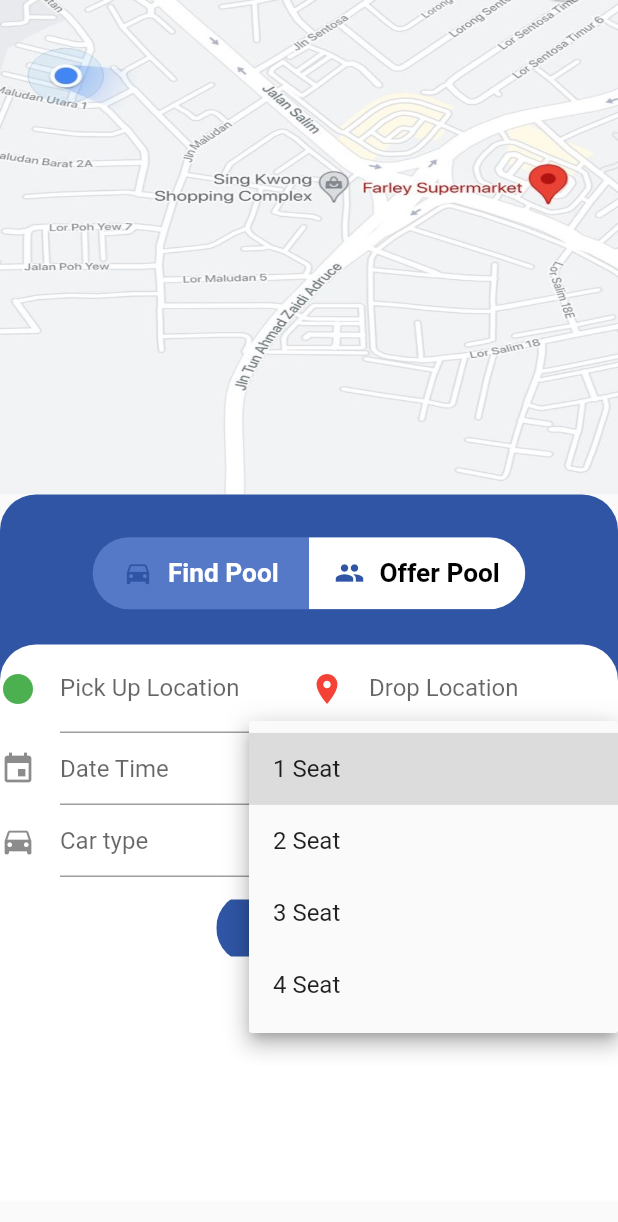
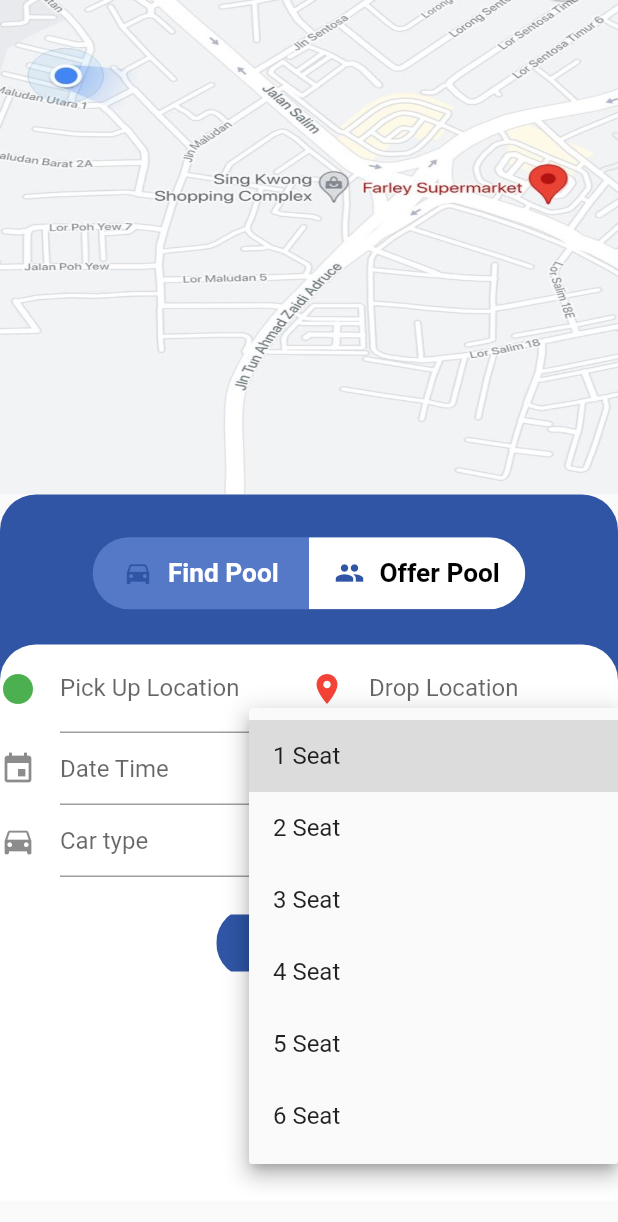
Before and after one commit to gnoynyong/JomShare, a Flutter app: the Poolpage screen opened directly, after a tap on "Offer Pool", after a tap on "Seat No.", on a phone screen of 412 x 824 dp. Shown: the top 1222 px of the screen. Run offline on Flutter 3.47's test engine with Material 2 defaults, Android fonts, the phone set to English and light mode, and no system bars; drawn by our look-alikes of datetime_picker_formfield; our stand-ins replace cloud_firestore, date_time_picker, firebase_auth, firebase_core, firebase_storage, getwidget and 3 more; missing offline and left inert: dart:ffi; accounts and stored records are empty.

Commit message:
khy update frequent pool

```diff
--- a/lib/screens/home/PoolPage.dart
+++ b/lib/screens/home/PoolPage.dart
@@ -1,4 +1,5 @@
 import 'dart:ffi';
+import 'package:flutter/painting.dart';
 import 'package:intl/intl.dart';
 import 'package:flutter/material.dart';
 import 'package:jomshare/components/roundbutton.dart';
@@ -18,15 +19,17 @@ class Poolpage extends StatefulWidget {
 
 class _PoolpageState extends State<Poolpage> {
   List <dynamic> Repeated_Day=['MON','TUE','WED','THU','FRI','SAT','SUN',];
+  String repatedDay="Repeated Days";
   var type;
   List<bool> _selections = [true, false];
   final format = DateFormat("yyyy-MM-dd HH:mm");
-  Widget frequent(){
-    if (type=='One-Time'){return Center();}
-    else if (type=='Frequent'){return SingleChildScrollView(
-      child: Container(
-        child: GFMultiSelect(
-          size: 0.00005,
+
+
+  Widget dropdown ()
+  {
+    return GFMultiSelect(
+      size: GFSize.SMALL,
+
         items: Repeated_Day,
         onSelect: (value) {
           type=value;
@@ -34,10 +37,10 @@ class _PoolpageState extends State<Poolpage> {
         dropdownTitleTileText: 'Repeted Days',
         dropdownTitleTileColor: Colors.grey[200],
         dropdownTitleTileMargin: EdgeInsets.only(
-              top: 1, left: 5, right: 5, bottom: 1),
+            top: 22, left: 18, right: 18, bottom: 5),
         dropdownTitleTilePadding: EdgeInsets.all(5),
         dropdownUnderlineBorder: const BorderSide(
-              color: Colors.transparent, width: 1),
+            color: Colors.transparent, width: 2),
         dropdownTitleTileBorder:
         Border.all(color: Colors.black, width: 1),
         dropdownTitleTileBorderRadius: BorderRadius.circular(5),
@@ -52,14 +55,61 @@ class _PoolpageState extends State<Poolpage> {
         submitButton: Text('OK'),
         dropdownTitleTileTextStyle: const TextStyle(
             fontSize: 15, color: Colors.black54),
-          padding: const EdgeInsets.all(0.5),
+        padding: const EdgeInsets.fromLTRB(10, 0.5, 10, 0.5),
         margin: const EdgeInsets.all(0.5),
         type: GFCheckboxType.basic,
-          activeBgColor: Colors.green.withOpacity(0.5),
+        activeBgColor: Colors.green.withOpacity(0.6),
+
+
+      );
+  }
+  Widget frequent(){
+    if (type=='One-Time'){return Center();}
+    else if (type=='Frequent'){return SingleChildScrollView(
+      child: Container(
+        child: Row(
+          children: [
+            Icon(Icons.cached_rounded),
+                               SizedBox(width: 10,),
+
+            TextButton(
+              child: Text('Select Repeated Days',style:TextStyle(fontSize: 15,color: Colors.blue), ),
+
+              onPressed: ()
+              {
+                showModalBottomSheet(context: context,
+                builder:(BuildContext context)
+                {
+                  return Container(
+                    height: MediaQuery.of(context).size.height*0.6,
+                    child: Column(
+                      children: [
+
+                        dropdown(),
+                        SmallRoundButton(
+                                text: "Confirm",
+                                press: (){
+
+                                  Navigator.pop(context);
+                                  print(type);
+                                },
+                                bckcolor: darkblue,
+                                textColor: Colors.white,
+                                btnstyle: TextStyle(fontSize: 15.0)),
+
+
+
+                      ],
+                    ),
+                  );
+                }
+                );
+              },
 
             ),
-      ),
-    );}
+          ],
+        )
+    ));}
     else {return Center();}
   }
   @override
@@ -282,7 +332,7 @@ class _PoolpageState extends State<Poolpage> {
                               icon: Icon(Icons.people),
                               ),
                               hint: Text('Seat No.'),
-                              items: <String>['1 Seat', '2 Seat','3 Seat', '4 Seat'].map((String value) {
+                              items: <String>['1 Seat', '2 Seat','3 Seat', '4 Seat','5 Seat','6 Seat'].map((String value) {
                               return DropdownMenuItem<String>(
                               value: value,
                               child: new Text(value),
@@ -340,7 +390,11 @@ class _PoolpageState extends State<Poolpage> {
                         ],
                       ),
                         ),
-                        frequent(),
+                        SizedBox(height: 10,),
+
+
+                          frequent()
+                        ,
                         Row(
                           mainAxisAlignment: MainAxisAlignment.center,
                           children: [
```
Lines whose indentation alone changed are shown as unchanged.
